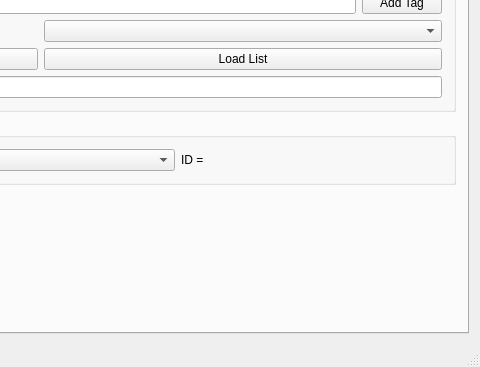
Before: the Qt Designer form nanosense2/nanosense2/mainwindow.ui in saul-rodriguez/Qt, drawn with Qt 5; both pictures show x 398 to 878 and y 232 to 599 of the 878 by 599 pixel window.
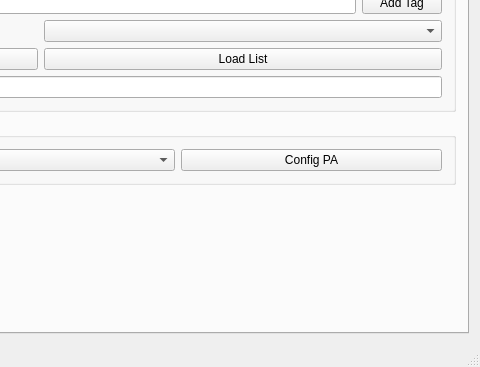
After: the same form once the commit is applied. Icons and pictures are not drawn.

Commit message: update PA config

The edit to the form file:
```diff
--- a/nanosense2/nanosense2/mainwindow.ui
+++ b/nanosense2/nanosense2/mainwindow.ui
@@ -278,9 +278,9 @@
                   <widget class="QComboBox" name="comboBoxPA_config"/>
                  </item>
                  <item>
-                  <widget class="QLabel" name="label_PA_ID">
+                  <widget class="QPushButton" name="pushButtonPA_Config">
                    <property name="text">
-                    <string>ID = </string>
+                    <string>Config PA</string>
                    </property>
                   </widget>
                  </item>
```
The commit also changes 8 other files.
